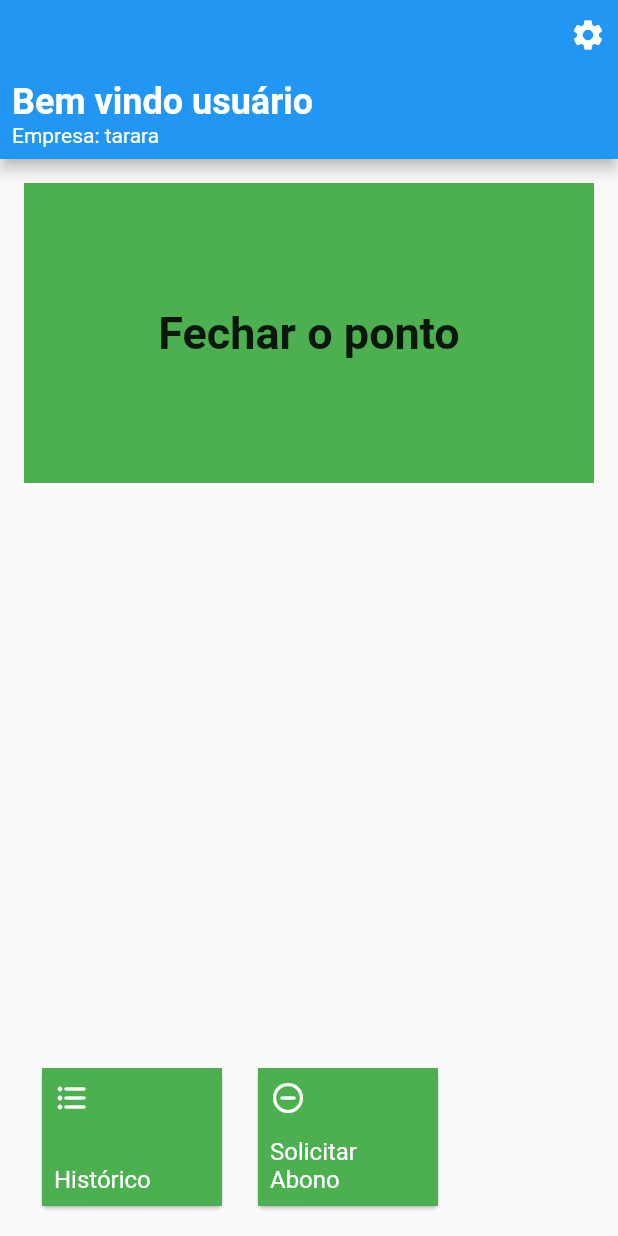
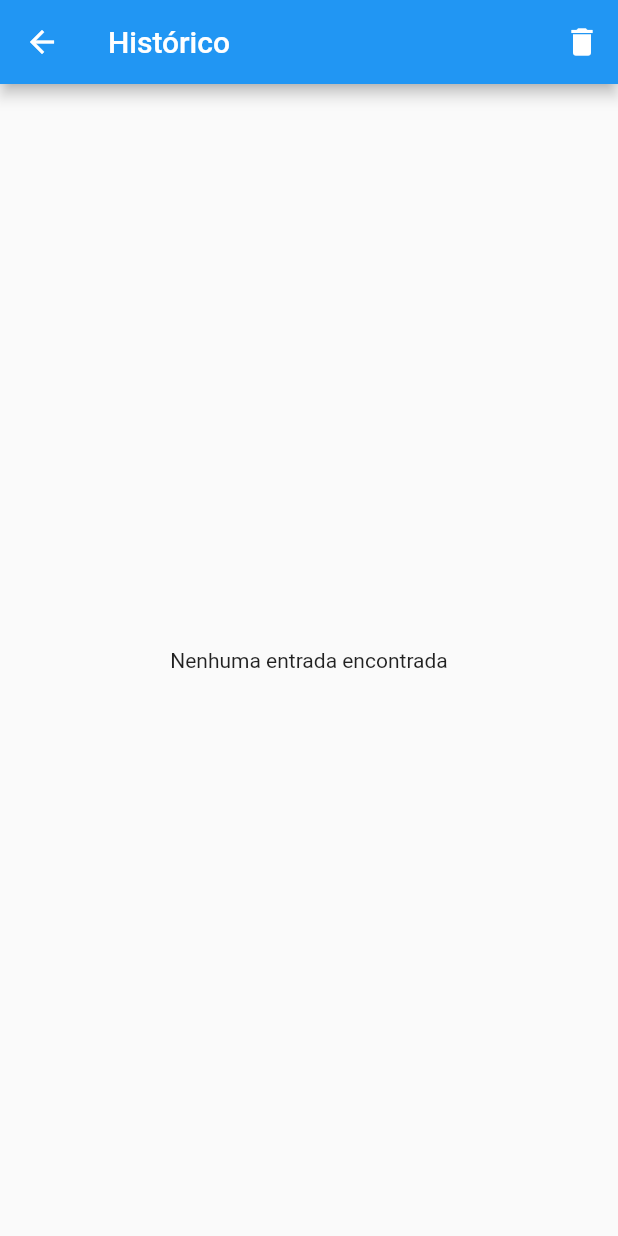
Before and after one commit to mathocosta/ponto_app, a Flutter app: the screen it shows after launch, after a tap on "Histórico", on a phone screen of 412 x 824 dp. Run offline on Flutter 3.47's test engine with Material 2 defaults, Android fonts, the phone set to English and light mode, and no system bars; our stand-ins replace sqflite; accounts and stored records are empty.

Commit message:
tela de histórico de pontos

```diff
--- /dev/null
+++ b/lib/db/app_db.dart
@@ -0,0 +1,13 @@
+import 'package:path/path.dart';
+import 'package:ponto_app/db/time_entry.dart';
+import 'package:sqflite/sqflite.dart';
+
+Future<Database> getDatabase() async {
+  return openDatabase(
+    join(await getDatabasesPath(), "ponto_app.db"),
+    version: 1,
+    onCreate: (db, version) {
+      db.execute(TimeEntry.tableSql);
+    },
+  );
+}
--- /dev/null
+++ b/lib/db/time_entry.dart
@@ -0,0 +1,89 @@
+import 'package:ponto_app/db/app_db.dart';
+import 'package:sqflite/sqflite.dart';
+
+class TimeEntry {
+  static const String tableName = 'time_entries';
+  static const String _id = 'id';
+  static const String _isActive = 'active';
+  static const String _createdAt = 'created_at';
+
+  static const String tableSql = 'CREATE TABLE $tableName('
+      '$_id INTEGER PRIMARY KEY,'
+      '$_isActive INTEGER,'
+      '$_createdAt TEXT)';
+
+  int id;
+  bool isActive;
+  DateTime createdAt;
+
+  TimeEntry();
+
+  TimeEntry.fromMap(Map<String, dynamic> map) {
+    id = map[_id];
+    isActive = map[_isActive] == 1 ? true : false;
+    createdAt = DateTime.parse(map[_createdAt]);
+  }
+
+  Map<String, dynamic> toMap() {
+    var map = <String, dynamic>{
+      _isActive: isActive == true ? 1 : 0,
+      _createdAt: createdAt.toString()
+    };
+
+    if (id != null) {
+      map[_id] = id;
+    }
+
+    return map;
+  }
+}
+
+class TimeEntries {
+  Future<List<TimeEntry>> list() async {
+    final Database db = await getDatabase();
+
+    final List<Map<String, dynamic>> maps = await db.query(
+      TimeEntry.tableName,
+      orderBy: "datetime(${TimeEntry._createdAt}) DESC",
+    );
+
+    return List.generate(
+      maps.length,
+      (index) => TimeEntry.fromMap(maps[index]),
+    );
+  }
+
+  Future<Map<DateTime, List<TimeEntry>>> listGroupedByDate() async {
+    final List<TimeEntry> allEntries = await list();
+    final Map<DateTime, List<TimeEntry>> map = <DateTime, List<TimeEntry>>{};
+
+    for (var timeEntry in allEntries) {
+      DateTime actualDate = timeEntry.createdAt;
+      DateTime key = DateTime(
+        actualDate.year,
+        actualDate.month,
+        actualDate.day,
+      );
+
+      if (map.containsKey(key)) {
+        map[key].add(timeEntry);
+      } else {
+        map[key] = [timeEntry];
+      }
+    }
+
+    return map;
+  }
+
+  Future insert(TimeEntry timeEntry) async {
+    final Database db = await getDatabase();
+
+    await db.insert(TimeEntry.tableName, timeEntry.toMap());
+  }
+
+  Future clearTable() async {
+    final Database db = await getDatabase();
+
+    await db.rawQuery("DELETE FROM ${TimeEntry.tableName}");
+  }
+}
--- a/lib/main.dart
+++ b/lib/main.dart
@@ -1,11 +1,11 @@
 import 'package:flutter/material.dart';
+import 'package:ponto_app/scenes/home_screen.dart';
 
 void main() {
   runApp(MyApp());
 }
 
 class MyApp extends StatelessWidget {
-  // This widget is the root of your application.
   @override
   Widget build(BuildContext context) {
     return MaterialApp(
@@ -30,139 +30,3 @@ class MyApp extends StatelessWidget {
     );
   }
 }
-
-class HomeScreen extends StatelessWidget {
-  AppBar _buildAppBar() {
-    return AppBar(
-      actions: [
-        Padding(
-          padding: const EdgeInsets.all(8.0),
-          child: Icon(Icons.settings),
-        )
-      ],
-      bottom: PreferredSize(
-        preferredSize: Size.fromHeight(50),
-        child: Container(
-          padding: const EdgeInsets.all(8.0),
-          width: double.infinity,
-          child: Column(
-            crossAxisAlignment: CrossAxisAlignment.start,
-            children: [
-              Text(
-                "Bem vindo usuário",
-                style: TextStyle(
-                  fontSize: 24,
-                  fontWeight: FontWeight.bold,
-                  color: Colors.white,
-                ),
-              ),
-              Text(
-                "Empresa: tarara",
-                style: TextStyle(color: Colors.white),
-              )
-            ],
-          ),
-        ),
-      ),
-    );
-  }
-
-  @override
-  Widget build(BuildContext context) {
-    return Scaffold(
-      appBar: _buildAppBar(),
-      body: SafeArea(
-        child: Padding(
-          padding: const EdgeInsets.all(16.0),
-          child: Column(
-            mainAxisAlignment: MainAxisAlignment.spaceBetween,
-            crossAxisAlignment: CrossAxisAlignment.start,
-            children: [
-              Container(
-                height: 200,
-                width: double.infinity,
-                color: Colors.green,
-                child: Column(
-                  mainAxisAlignment: MainAxisAlignment.center,
-                  children: [
-                    Text(
-                      "Fechar o ponto",
-                      style: TextStyle(
-                        fontSize: 30,
-                        fontWeight: FontWeight.bold,
-                      ),
-                    )
-                  ],
-                ),
-              ),
-              Container(
-                height: 100,
-                child: ListView(
-                  scrollDirection: Axis.horizontal,
-                  children: [
-                    _FeatureItem(
-                      name: "Histórico",
-                      icon: Icons.format_list_bulleted_rounded,
-                    ),
-                    _FeatureItem(
-                      name: "Solicitar Abono",
-                      icon: Icons.remove_circle_outline_rounded,
-                    ),
-                  ],
-                ),
-              )
-            ],
-          ),
-        ),
-      ),
-    );
-  }
-}
-
-class _FeatureItem extends StatelessWidget {
-  final String name;
-  final IconData icon;
-
-  const _FeatureItem({
-    Key key,
-    this.name,
-    this.icon,
-  }) : super(key: key);
-
-  @override
-  Widget build(BuildContext context) {
-    return Padding(
-      padding: const EdgeInsets.symmetric(horizontal: 8),
-      child: Card(
-        child: Material(
-          color: Colors.green,
-          child: InkWell(
-            onTap: () {},
-            child: Container(
-              width: 120,
-              padding: const EdgeInsets.all(8),
-              child: Column(
-                mainAxisAlignment: MainAxisAlignment.spaceBetween,
-                crossAxisAlignment: CrossAxisAlignment.start,
-                children: [
-                  Icon(
-                    icon,
-                    color: Colors.white,
-                    size: 24.0,
-                  ),
-                  Text(
-                    name,
-                    style: TextStyle(
-                      fontSize: 16,
-                      color: Colors.white,
-                    ),
-                  ),
-                ],
-              ),
-            ),
-          ),
-        ),
-      ),
-    );
-  }
-}
--- /dev/null
+++ b/lib/scenes/history_screen.dart
@@ -0,0 +1,104 @@
+import 'package:flutter/material.dart';
+import 'package:intl/intl.dart';
+import 'package:ponto_app/db/time_entry.dart';
+
+class HistoryScreen extends StatelessWidget {
+  final TimeEntries _timeEntries = TimeEntries();
+
+  @override
+  Widget build(BuildContext context) {
+    return Scaffold(
+      appBar: AppBar(
+        title: Text("Histórico"),
+        actions: [
+          IconButton(
+            icon: Icon(Icons.delete),
+            onPressed: () => _timeEntries.clearTable(),
+          )
+        ],
+      ),
+      body: FutureBuilder<Map<DateTime, List<TimeEntry>>>(
+        initialData: {},
+        future: _timeEntries.listGroupedByDate(),
+        builder: (context, snapshot) {
+          if (snapshot.hasData) {
+            final Map<DateTime, List<TimeEntry>> resultMap = snapshot.data;
+
+            if (resultMap != null && resultMap.isNotEmpty) {
+              return ListView.builder(
+                padding: const EdgeInsets.all(16),
+                itemCount: resultMap.keys.length,
+                itemBuilder: (context, index) {
+                  DateTime key = resultMap.keys.elementAt(index);
+
+                  return _HistoryCell(
+                    dateTitle: key,
+                    timeEntries: resultMap[key],
+                  );
+                },
+              );
+            } else {
+              return Center(child: Text("Nenhuma entrada encontrada"));
+            }
+          } else {
+            return SizedBox(
+              child: CircularProgressIndicator(),
+              width: 60,
+              height: 60,
+            );
+          }
+        },
+      ),
+    );
+  }
+}
+
+class _HistoryCellViewModel {
+  final DateTime _dateTime;
+  final List<TimeEntry> _timeEntries;
+
+  _HistoryCellViewModel(this._dateTime, this._timeEntries);
+
+  final DateFormat _timeFormatter = DateFormat.Hm();
+  final DateFormat _dateFormatter = DateFormat.yMd();
+
+  String get title => _dateFormatter.format(_dateTime);
+
+  List<String> get items => _timeEntries
+      .map((item) => _timeFormatter.format(item.createdAt))
+      .toList();
+}
+
+class _HistoryCell extends StatelessWidget {
+  final _HistoryCellViewModel _viewModel;
+
+  _HistoryCell({
+    Key key,
+    DateTime dateTitle,
+    List<TimeEntry> timeEntries,
+  })  : this._viewModel = _HistoryCellViewModel(dateTitle, timeEntries),
+        super(key: key);
+
+  @override
+  Widget build(BuildContext context) {
+    return Card(
+      child: ExpansionTile(
+        title: Text(
+          _viewModel.title,
+          style: TextStyle(fontSize: 24, fontWeight: FontWeight.w600),
+        ),
+        children: _viewModel.items
+            .map((title) => ListTile(
+                  onTap: null,
+                  title: Text(
+                    title,
+                    style: TextStyle(
+                      fontSize: 16.0,
+                    ),
+                  ),
+                ))
+            .toList(),
+      ),
+    );
+  }
+}
--- /dev/null
+++ b/lib/scenes/home_screen.dart
@@ -0,0 +1,166 @@
+import 'package:flutter/material.dart';
+import 'package:ponto_app/db/time_entry.dart';
+import 'package:ponto_app/scenes/history_screen.dart';
+
+class HomeScreen extends StatelessWidget {
+  final TimeEntries _timeEntries = TimeEntries();
+
+  AppBar _buildAppBar() {
+    return AppBar(
+      actions: [
+        Padding(
+          padding: const EdgeInsets.all(8.0),
+          child: Icon(Icons.settings),
+        )
+      ],
+      bottom: PreferredSize(
+        preferredSize: Size.fromHeight(50),
+        child: Container(
+          padding: const EdgeInsets.all(8.0),
+          width: double.infinity,
+          child: Column(
+            crossAxisAlignment: CrossAxisAlignment.start,
+            children: [
+              Text(
+                "Bem vindo usuário",
+                style: TextStyle(
+                  fontSize: 24,
+                  fontWeight: FontWeight.bold,
+                  color: Colors.white,
+                ),
+              ),
+              Text(
+                "Empresa: tarara",
+                style: TextStyle(color: Colors.white),
+              )
+            ],
+          ),
+        ),
+      ),
+    );
+  }
+
+  _onCenterButtonPressed() {
+    var timeEntry = TimeEntry();
+    timeEntry.isActive = true;
+    timeEntry.createdAt = DateTime.now().toUtc();
+
+    _timeEntries.insert(timeEntry);
+  }
+
+  _showHistoryScreen(BuildContext context) {
+    Navigator.of(context).push(
+      MaterialPageRoute(
+        builder: (context) => HistoryScreen(),
+      ),
+    );
+  }
+
+  @override
+  Widget build(BuildContext context) {
+    return Scaffold(
+      appBar: _buildAppBar(),
+      body: SafeArea(
+        child: Padding(
+          padding: const EdgeInsets.all(16.0),
+          child: Column(
+            mainAxisAlignment: MainAxisAlignment.spaceBetween,
+            crossAxisAlignment: CrossAxisAlignment.start,
+            children: [
+              Material(
+                color: Colors.green,
+                child: InkWell(
+                  onTap: _onCenterButtonPressed,
+                  child: Container(
+                    height: 200,
+                    width: double.infinity,
+                    child: Column(
+                      mainAxisAlignment: MainAxisAlignment.center,
+                      children: [
+                        Text(
+                          "Fechar o ponto",
+                          style: TextStyle(
+                            fontSize: 30,
+                            fontWeight: FontWeight.bold,
+                          ),
+                        )
+                      ],
+                    ),
+                  ),
+                ),
+              ),
+              Container(
+                height: 100,
+                child: ListView(
+                  scrollDirection: Axis.horizontal,
+                  children: [
+                    _FeatureItem(
+                      name: "Histórico",
+                      icon: Icons.format_list_bulleted_rounded,
+                      onPressed: () => _showHistoryScreen(context),
+                    ),
+                    _FeatureItem(
+                      name: "Solicitar Abono",
+                      icon: Icons.remove_circle_outline_rounded,
+                      onPressed: null,
+                    ),
+                  ],
+                ),
+              )
+            ],
+          ),
+        ),
+      ),
+    );
+  }
+}
+
+class _FeatureItem extends StatelessWidget {
+  final String name;
+  final IconData icon;
+  final Function onPressed;
+
+  const _FeatureItem({
+    Key key,
+    this.name,
+    this.icon,
+    @required this.onPressed,
+  }) : super(key: key);
+
+  @override
+  Widget build(BuildContext context) {
+    return Padding(
+      padding: const EdgeInsets.symmetric(horizontal: 8),
+      child: Card(
+        child: Material(
+          color: Colors.green,
+          child: InkWell(
+            onTap: onPressed,
+            child: Container(
+              width: 120,
+              padding: const EdgeInsets.all(8),
+              child: Column(
+                mainAxisAlignment: MainAxisAlignment.spaceBetween,
+                crossAxisAlignment: CrossAxisAlignment.start,
+                children: [
+                  Icon(
+                    icon,
+                    color: Colors.white,
+                    size: 24.0,
+                  ),
+                  Text(
+                    name,
+                    style: TextStyle(
+                      fontSize: 16,
+                      color: Colors.white,
+                    ),
+                  ),
+                ],
+              ),
+            ),
+          ),
+        ),
+      ),
+    );
+  }
+}
```
Also changed, not shown: pubspec.yaml (+4 -3 lines), pubspec.lock, 6 other files.
